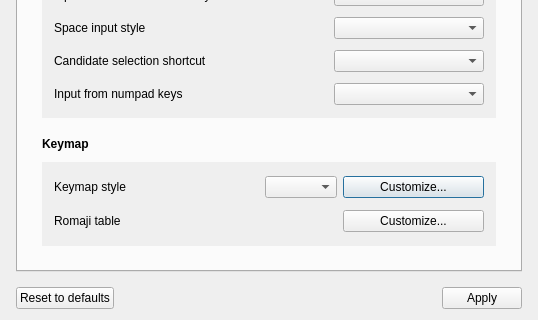
First picture: the form in src/gui/config_dialog/config_dialog.ui, repository yoshikiobata/mozc, before the edit; both pictures show x 0 to 538 and y 214 to 534 of the 538 by 534 pixel window.
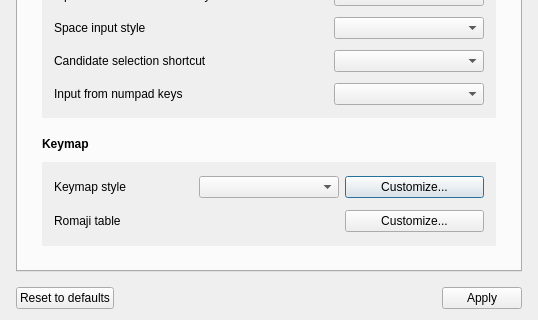
Second picture: the form after the edit. Custom widgets are drawn as their Qt base class.

Diff of the .ui file:
```diff
--- a/src/gui/config_dialog/config_dialog.ui
+++ b/src/gui/config_dialog/config_dialog.ui
@@ -99,19 +99,16 @@
       <property name="autoFillBackground">
         <bool>true</bool>
       </property>
+     <widget class="QWidget" name="gridLayoutWidgetinner">
+      <property name="geometry">
+       <rect>
+        <x>12</x>
+        <y>8</y>
+        <width>430</width>
+        <height>230</height>
+       </rect>
+      </property>
       <layout class="QGridLayout" name="gridLayout" columnstretch="2,1">
-    <property name="topMargin">
-     <number>8</number>
-    </property>
-    <property name="leftMargin">
-     <number>12</number>
-    </property>
-    <property name="rightMargin">
-     <number>12</number>
-    </property>
-    <property name="bottomMargin">
-     <number>8</number>
-    </property>
        <item row="0" column="1">
         <widget class="QComboBox" name="inputModeComboBox"/>
        </item>
@@ -199,6 +196,7 @@
        </item>
       </layout>
      </widget>
+     </widget>
      <widget class="QWidget" name="gridLayoutWidget_2">
       <property name="geometry">
        <rect>
@@ -211,7 +209,7 @@
       <property name="autoFillBackground">
         <bool>true</bool>
       </property>
-      <layout class="QGridLayout" name="gridLayout_2" columnstretch="2,1">
+      <layout class="QGridLayout" name="gridLayout_2" columnstretch="1,1,1">
     <property name="topMargin">
      <number>8</number>
     </property>
@@ -225,33 +223,16 @@
      <number>8</number>
     </property>
        <item row="0" column="0">
-    <layout class="QHBoxLayout" name="horizontalLayout_2">
-     <item>
         <widget class="QLabel" name="keymapSettingLabel">
          <property name="text">
           <string>Keymap style</string>
          </property>
         </widget>
      </item>
-     <item>
-      <spacer>
-       <property name="orientation">
-        <enum>Qt::Horizontal</enum>
-       </property>
-       <property name="sizeHint" stdset="0">
-        <size>
-         <width>40</width>
-         <height>20</height>
-        </size>
-       </property>
-      </spacer>
-     </item>
-     <item>
+       <item row="0" column="1">
         <widget class="QComboBox" name="keymapSettingComboBox"/>
-     </item>
-</layout>
        </item>
-       <item row="0" column="1">
+       <item row="0" column="2">
         <widget class="QPushButton" name="editKeymapButton">
          <property name="sizePolicy">
           <sizepolicy hsizetype="Preferred" vsizetype="Fixed">
@@ -271,7 +252,7 @@
          </property>
         </widget>
        </item>
-       <item row="1" column="1">
+       <item row="1" column="2">
         <widget class="QPushButton" name="editRomanTableButton">
          <property name="text">
           <string>Customize...</string>
@@ -324,20 +305,18 @@
      <widget class="QWidget" name="gridLayoutWidget_5">
       <property name="geometry">
        <rect>
-        <x>30</x>
+        <x>24</x>
         <y>30</y>
         <width>441</width>
         <height>71</height>
        </rect>
       </property>
-      <layout class="QGridLayout" name="gridLayout_5">
-       <item row="1" column="1">
         <widget class="QPushButton" name="clearUserHistoryButton">
          <property name="text">
           <string>Clear personalization data</string>
          </property>
         </widget>
-       </item>
+      <layout class="QGridLayout" name="gridLayout_5" columnstretch="2,1">
        <item row="0" column="0">
         <widget class="QLabel" name="label_7">
          <property name="text">
```
